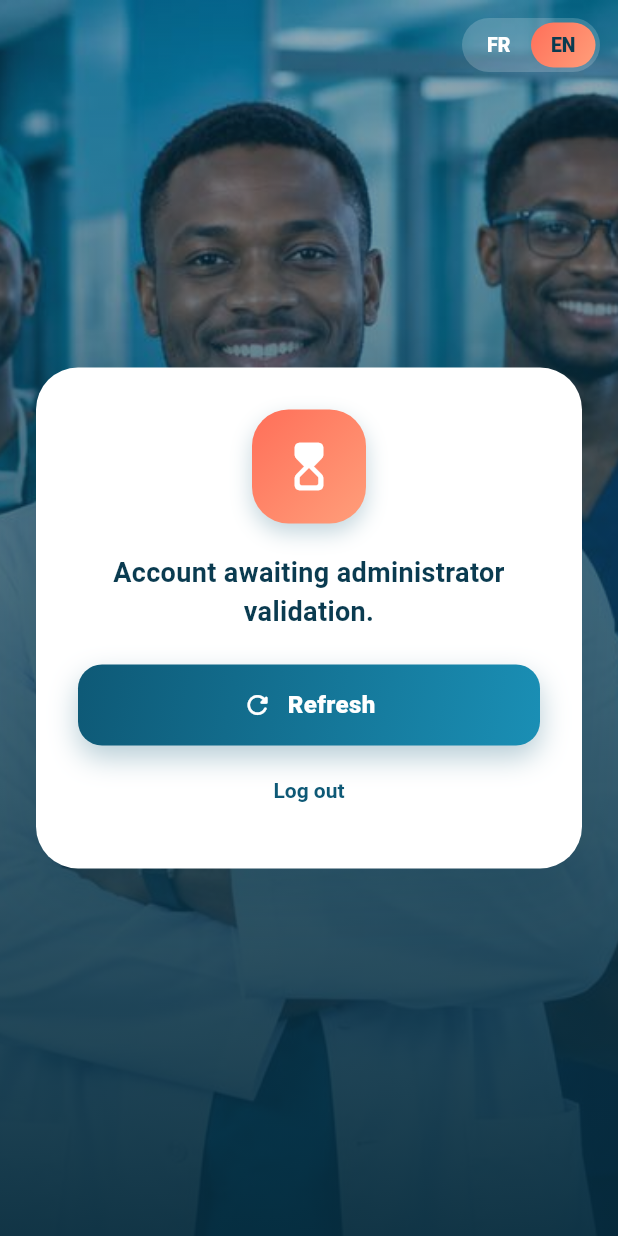
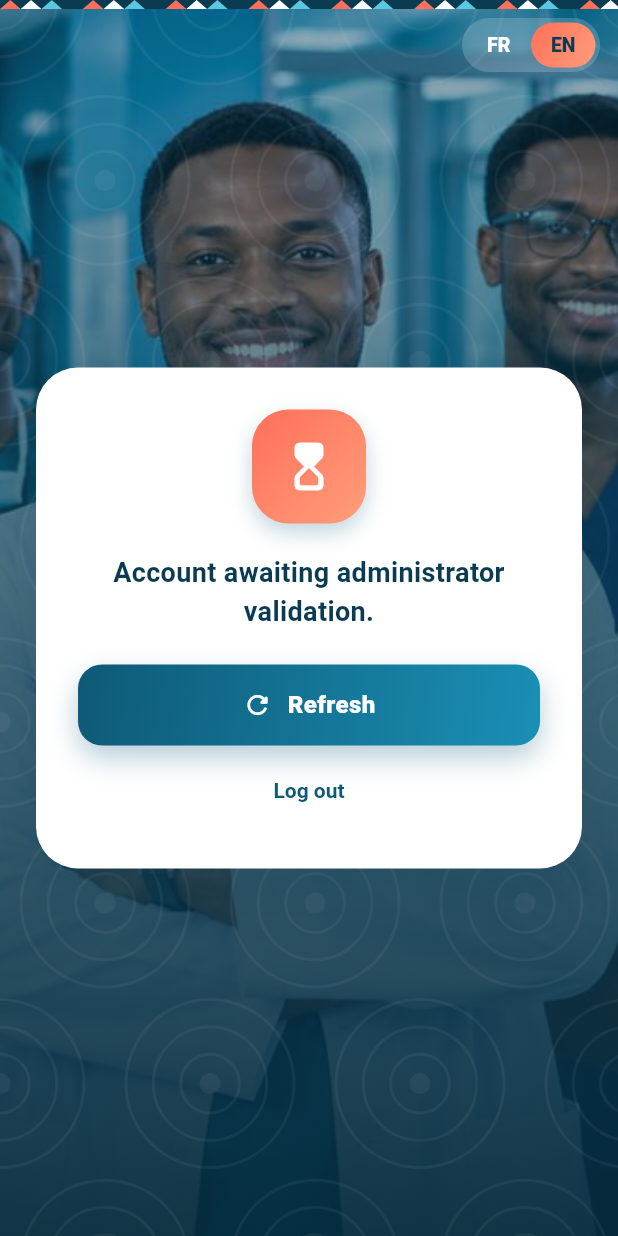
Before and after one commit to obedelom17/DoktaNet, a Flutter app: the PendingScreen screen opened directly with empty values, after a tap on "FR", on a phone screen of 412 x 824 dp. Run offline on Flutter 3.47's test engine with Material 3 defaults, Android fonts, the phone set to English and light mode, and no system bars; our stand-ins replace shared_preferences; missing offline and left inert: dart:js_interop; accounts and stored records are empty; network calls fail.

Commit message:
mise a jour

```diff
--- /dev/null
+++ b/lib/pattern.dart
@@ -0,0 +1,118 @@
+import 'dart:math' as math;
+import 'package:flutter/material.dart';
+import 'theme.dart';
+
+/// Motif « pagne wax » : cercles concentriques et points, répétés en quinconce (filigrane).
+class WaxPainter extends CustomPainter {
+  final Color color;
+  final double opacity;
+  final double cell;
+  const WaxPainter({required this.color, this.opacity = 0.05, this.cell = 120});
+
+  @override
+  void paint(Canvas canvas, Size size) {
+    final ring = Paint()
+      ..style = PaintingStyle.stroke
+      ..strokeWidth = 2
+      ..color = color.withOpacity(opacity);
+    final dot = Paint()
+      ..style = PaintingStyle.fill
+      ..color = color.withOpacity(opacity);
+    final cols = (size.width / cell).ceil() + 1;
+    final rows = (size.height / (cell * 0.86)).ceil() + 1;
+    for (var r = 0; r < rows; r++) {
+      final shift = r.isOdd ? cell / 2 : 0.0;
+      for (var c = 0; c < cols; c++) {
+        final center = Offset(c * cell + shift, r * cell * 0.86);
+        canvas.drawCircle(center, cell * 0.40, ring);
+        canvas.drawCircle(center, cell * 0.27, ring);
+        canvas.drawCircle(center, cell * 0.14, ring);
+        canvas.drawCircle(center, cell * 0.05, dot);
+      }
+    }
+  }
+
+  @override
+  bool shouldRepaint(WaxPainter old) => old.color != color || old.opacity != opacity || old.cell != cell;
+}
+
+/// Grands anneaux concentriques coin de bandeau (corail et blanc), comme un motif de pagne.
+class WaxRingsPainter extends CustomPainter {
+  final Alignment anchor;
+  final double maxRadius;
+  const WaxRingsPainter({required this.anchor, this.maxRadius = 300});
+
+  @override
+  void paint(Canvas canvas, Size size) {
+    final center = Offset((anchor.x + 1) / 2 * size.width, (anchor.y + 1) / 2 * size.height);
+    var k = 0;
+    for (var r = 44.0; r <= maxRadius; r += 30) {
+      final p = Paint()
+        ..style = PaintingStyle.stroke
+        ..strokeWidth = k.isEven ? 3.0 : 2.0
+        ..color = k.isEven ? cAccent.withOpacity(0.34) : Colors.white.withOpacity(0.16);
+      canvas.drawCircle(center, r, p);
+      k++;
+    }
+    canvas.drawCircle(center, 12, Paint()..color = cAccent.withOpacity(0.5));
+  }
+
+  @override
+  bool shouldRepaint(WaxRingsPainter old) => old.anchor != anchor || old.maxRadius != maxRadius;
+}
+
+/// Frise en dents de scie (inspirée des tissages kente), signature visuelle de DoktaNet.
+class KentePainter extends CustomPainter {
+  const KentePainter();
+
+  @override
+  void paint(Canvas canvas, Size size) {
+    canvas.drawRect(Offset.zero & size, Paint()..color = cDark);
+    const colors = [cAccent, Colors.white, cMint, cDark];
+    final w = size.height * 2.3;
+    var x = 0.0;
+    var i = 0;
+    while (x < size.width) {
+      final path = Path()
+        ..moveTo(x, size.height)
+        ..lineTo(x + w / 2, 0)
+        ..lineTo(x + w, size.height)
+        ..close();
+      canvas.drawPath(path, Paint()..color = colors[i % colors.length]);
+      x += w;
+      i++;
+    }
+  }
+
+  @override
+  bool shouldRepaint(KentePainter old) => false;
+}
+
+class KenteBar extends StatelessWidget {
+  final double height;
+  const KenteBar({super.key, this.height = 6});
+  @override
+  Widget build(BuildContext context) => SizedBox(
+        height: height,
+        width: double.infinity,
+        child: const CustomPaint(painter: KentePainter()),
+      );
+}
+
+/// Trois losanges décalés : puce des titres de section.
+class DiamondTrio extends StatelessWidget {
+  const DiamondTrio({super.key});
+
+  Widget _d(double left, double top, Color c) => Positioned(
+        left: left,
+        top: top,
+        child: Transform.rotate(angle: math.pi / 4, child: Container(width: 8, height: 8, color: c)),
+      );
+
+  @override
+  Widget build(BuildContext context) => SizedBox(
+        width: 28,
+        height: 24,
+        child: Stack(children: [_d(2, 8, cAccent), _d(11, 1, cTeal), _d(20, 8, cMid)]),
+      );
+}
--- a/lib/photos.dart
+++ b/lib/photos.dart
@@ -1,7 +1,9 @@
 import 'dart:async';
+import 'dart:math' as math;
 import 'package:flutter/material.dart';
 import 'common.dart';
 import 'i18n.dart';
+import 'pattern.dart';
 import 'theme.dart';
 
 /// Photo de l'interface : deux tailles (s = mobile, l = grand écran) et deux cadrages
@@ -12,24 +14,30 @@ class DkPhoto {
   final Alignment wide;
   /// Hauteur (0 à 1) du centre des visages dans l'image : sert à cadrer les bandeaux très larges.
   final double faceY;
-  const DkPhoto(this.name, this.narrow, this.wide, this.faceY);
+  /// Abscisse (0 à 1) du centre des visages.
+  final double faceX;
+  /// Zoom conseillé sur les visages dans les bandeaux de mobile.
+  final double zoom;
+  const DkPhoto(this.name, this.narrow, this.wide, this.faceX, this.faceY, this.zoom);
   String _p(String tier) => 'assets/photos/${name}_$tier.jpg';
   /// s = mobile (720 px), l = 1280 px, xl = résolution d'origine (grands écrans).
   String pathFor(double w, double h) => (w > 1300 || h > 1000) ? _p('xl') : ((w > 700 || h > 700) ? _p('l') : _p('s'));
 }
 
 class Photos {
-  static const team = DkPhoto('team', Alignment(0.0, -0.4), Alignment(0.0, -0.55), 0.27);
-  static const pharmacy = DkPhoto('pharmacy', Alignment(0.7, -0.3), Alignment(0.3, -0.55), 0.3);
-  static const consult = DkPhoto('consult', Alignment(0.2, -0.4), Alignment(0.1, -0.55), 0.3);
-  static const doctor = DkPhoto('doctor', Alignment(0.5, -0.4), Alignment(0.0, -0.6), 0.28);
+  static const team = DkPhoto('team', Alignment(0.0, -0.4), Alignment(0.0, -0.55), 0.50, 0.27, 1.3);
+  static const pharmacy = DkPhoto('pharmacy', Alignment(0.7, -0.3), Alignment(0.3, -0.55), 0.66, 0.30, 1.8);
+  static const consult = DkPhoto('consult', Alignment(0.2, -0.4), Alignment(0.1, -0.55), 0.55, 0.30, 1.8);
+  static const doctor = DkPhoto('doctor', Alignment(0.5, -0.4), Alignment(0.0, -0.6), 0.50, 0.28, 1.5);
   static const slides = [team, consult, pharmacy, doctor];
 }
 
 /// Image plein cadre (BoxFit.cover) avec fondu à l'affichage et choix automatique de la taille.
 class DkImage extends StatelessWidget {
   final DkPhoto photo;
-  const DkImage(this.photo, {super.key});
+  /// > 1 : agrandit l'image en gardant les visages en place (utile sur mobile).
+  final double zoom;
+  const DkImage(this.photo, {super.key, this.zoom = 1.0});
 
   @override
   Widget build(BuildContext context) => LayoutBuilder(builder: (context, box) {
@@ -50,8 +58,9 @@ class DkImage extends StatelessWidget {
         } else {
           a = photo.wide;
         }
-        return Image.asset(
-          photo.pathFor(w, h),
+        final z = zoom < 1 ? 1.0 : zoom;
+        Widget img = Image.asset(
+          photo.pathFor(w * z, h * z),
           fit: BoxFit.cover,
           width: double.infinity,
           height: double.infinity,
@@ -68,6 +77,19 @@ class DkImage extends StatelessWidget {
                   child: child,
                 ),
         );
+        if (z > 1.0) {
+          const ir = 16 / 9;
+          final s = math.max(w / ir, h); // hauteur affichée de l'image (BoxFit.cover)
+          final sw = s * ir;
+          final fx = (w - sw) * (a.x + 1) / 2 + photo.faceX * sw;
+          final fy = (h - s) * (a.y + 1) / 2 + photo.faceY * s;
+          img = Transform.scale(
+            scale: z,
+            alignment: Alignment(((fx / w) * 2 - 1).clamp(-1.0, 1.0).toDouble(), ((fy / h) * 2 - 1).clamp(-1.0, 1.0).toDouble()),
+            child: img,
+          );
+        }
+        return img;
       });
 }
 
@@ -140,6 +162,12 @@ class _PhotoBackdropState extends State<PhotoBackdrop> {
               ),
             ),
           ),
+          Positioned.fill(
+            child: IgnorePointer(
+              child: RepaintBoundary(child: CustomPaint(painter: WaxPainter(color: Colors.white, opacity: 0.05, cell: 140))),
+            ),
+          ),
+          const Positioned(top: 0, left: 0, right: 0, child: KenteBar()),
           widget.child,
         ]),
       );
@@ -218,7 +246,7 @@ class PhotoHero extends StatelessWidget {
           Text(title,
               maxLines: 2,
               overflow: TextOverflow.ellipsis,
-              style: TextStyle(fontSize: wide ? 34 : 30, fontWeight: FontWeight.w800, color: Colors.white, height: 1.1)),
+              style: TextStyle(fontSize: wide ? 40 : 30, fontWeight: FontWeight.w800, color: Colors.white, height: 1.08)),
           if (subtitle != null)
             Padding(
               padding: const EdgeInsets.only(top: 6),
@@ -229,10 +257,10 @@ class PhotoHero extends StatelessWidget {
           if (panel != null) Padding(padding: const EdgeInsets.only(top: 16), child: panel!),
         ]);
         return Padding(
-          padding: wide ? const EdgeInsets.fromLTRB(16, 16, 16, 8) : EdgeInsets.zero,
+          padding: EdgeInsets.zero,
           child: Reveal(
             child: ClipRRect(
-              borderRadius: wide ? BorderRadius.circular(28) : const BorderRadius.vertical(bottom: Radius.circular(32)),
+              borderRadius: const BorderRadius.vertical(bottom: Radius.circular(36)),
               child: DecoratedBox(
                 decoration: BoxDecoration(color: wide ? null : cDark, gradient: wide ? kHeroGradient : null),
                 child: Stack(children: [
@@ -240,7 +268,7 @@ class PhotoHero extends StatelessWidget {
                   if (wide)
                     Positioned.fill(child: DkImage(photo))
                   else
-                    Positioned(top: 0, left: 0, right: 0, height: 300, child: DkImage(photo)),
+                    Positioned(top: 0, left: 0, right: 0, height: 300, child: DkImage(photo, zoom: 1 + (photo.zoom - 1) * 0.5)),
                   if (wide)
                     Positioned.fill(
                       child: DecoratedBox(
@@ -271,8 +299,13 @@ class PhotoHero extends StatelessWidget {
                         ),
                       ),
                     ),
+                  Positioned.fill(
+                    child: IgnorePointer(
+                      child: CustomPaint(painter: WaxRingsPainter(anchor: Alignment.bottomRight, maxRadius: wide ? 380 : 250)),
+                    ),
+                  ),
                   ConstrainedBox(
-                    constraints: BoxConstraints(minHeight: wide ? (box.maxWidth * 0.24).clamp(300.0, 400.0).toDouble() : 0),
+                    constraints: BoxConstraints(minHeight: wide ? (box.maxWidth * 0.30).clamp(340.0, 480.0).toDouble() : 0),
                     child: Padding(
                       padding: EdgeInsets.fromLTRB(wide ? 32 : 20, wide ? 26 : 16, wide ? 32 : 20, wide ? 26 : 24),
                       child: wide
@@ -302,14 +335,14 @@ class PhotoBanner extends StatelessWidget {
   Widget build(BuildContext context) => LayoutBuilder(builder: (context, box) {
         final wide = box.maxWidth >= 700;
         return Padding(
-          padding: wide ? const EdgeInsets.fromLTRB(16, 16, 16, 0) : EdgeInsets.zero,
+          padding: EdgeInsets.zero,
           child: Reveal(
             child: ClipRRect(
-              borderRadius: wide ? BorderRadius.circular(24) : const BorderRadius.vertical(bottom: Radius.circular(28)),
+              borderRadius: const BorderRadius.vertical(bottom: Radius.circular(32)),
               child: SizedBox(
-                height: wide ? (box.maxWidth * 0.2).clamp(180.0, 300.0).toDouble() : 160,
+                height: wide ? (box.maxWidth * 0.26).clamp(240.0, 420.0).toDouble() : 210,
                 child: Stack(children: [
-                  Positioned.fill(child: DkImage(photo)),
+                  Positioned.fill(child: DkImage(photo, zoom: wide ? 1.0 : photo.zoom)),
                   Positioned.fill(
                     child: DecoratedBox(
                       decoration: BoxDecoration(
@@ -328,6 +361,11 @@ class PhotoBanner extends StatelessWidget {
                       ),
                     ),
                   ),
+                  Positioned.fill(
+                    child: IgnorePointer(
+                      child: CustomPaint(painter: WaxRingsPainter(anchor: wide ? Alignment.bottomLeft : Alignment.bottomRight, maxRadius: 260)),
+                    ),
+                  ),
                   Align(
                     alignment: wide ? Alignment.centerLeft : Alignment.bottomLeft,
                     child: Padding(
@@ -335,7 +373,7 @@ class PhotoBanner extends StatelessWidget {
                       child: ConstrainedBox(
                         constraints: const BoxConstraints(maxWidth: 560),
                         child: Column(mainAxisSize: MainAxisSize.min, crossAxisAlignment: CrossAxisAlignment.start, children: [
-                          Text(title, style: TextStyle(fontSize: wide ? 28 : 22, fontWeight: FontWeight.w800, color: Colors.white)),
+                          Text(title, style: TextStyle(fontSize: wide ? 34 : 24, fontWeight: FontWeight.w800, color: Colors.white)),
                           const SizedBox(height: 3),
                           Text(subtitle, style: TextStyle(fontSize: 14, height: 1.25, color: Colors.white.withOpacity(0.88))),
                         ]),
@@ -363,7 +401,7 @@ class HeroList extends StatelessWidget {
         children: [
           hero,
           Padding(
-            padding: const EdgeInsets.fromLTRB(16, 8, 16, 24),
+            padding: EdgeInsets.fromLTRB(hPad(context), 8, hPad(context), 24),
             child: Column(crossAxisAlignment: CrossAxisAlignment.stretch, children: children),
           ),
         ],
```
Also changed, not shown: lib/common.dart (+16 -7 lines), lib/screens/patient.dart (+4 -4 lines), 10 other files.
